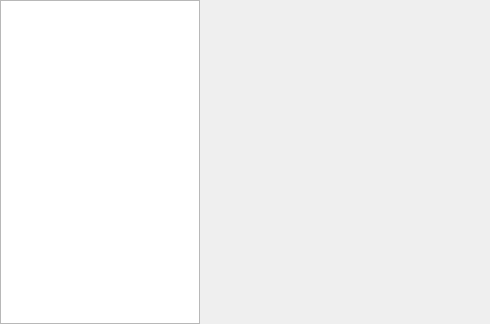
Before: the Qt Designer form libs/ui/forms/wdggenerators.ui in KDE/krita, drawn with Qt 5.
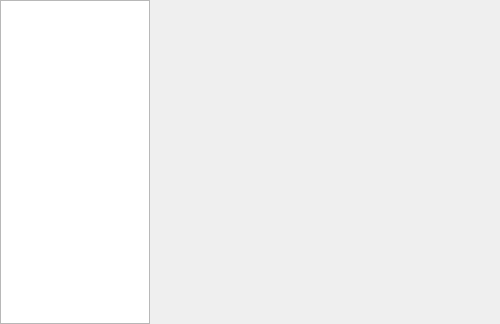
After: the same form once the commit is applied.

Patch:
```diff
--- a/libs/ui/forms/wdggenerators.ui
+++ b/libs/ui/forms/wdggenerators.ui
@@ -6,10 +6,22 @@
    <rect>
     <x>0</x>
     <y>0</y>
-    <width>490</width>
+    <width>500</width>
     <height>324</height>
    </rect>
   </property>
+  <property name="sizePolicy">
+   <sizepolicy hsizetype="MinimumExpanding" vsizetype="MinimumExpanding">
+    <horstretch>0</horstretch>
+    <verstretch>0</verstretch>
+   </sizepolicy>
+  </property>
+  <property name="minimumSize">
+   <size>
+    <width>500</width>
+    <height>0</height>
+   </size>
+  </property>
   <layout class="QHBoxLayout" name="horizontalLayout">
    <property name="leftMargin">
     <number>0</number>
@@ -26,20 +38,20 @@
    <item>
     <widget class="QListWidget" name="lstGenerators">
      <property name="sizePolicy">
-      <sizepolicy hsizetype="Preferred" vsizetype="Preferred">
+      <sizepolicy hsizetype="Fixed" vsizetype="Preferred">
        <horstretch>0</horstretch>
        <verstretch>0</verstretch>
       </sizepolicy>
      </property>
      <property name="minimumSize">
       <size>
-       <width>200</width>
+       <width>150</width>
        <height>0</height>
       </size>
      </property>
      <property name="maximumSize">
       <size>
-       <width>200</width>
+       <width>150</width>
        <height>16777215</height>
       </size>
      </property>
@@ -48,7 +60,7 @@
    <item>
     <widget class="QWidget" name="centralWidgetHolder">
      <property name="sizePolicy">
-      <sizepolicy hsizetype="Expanding" vsizetype="Expanding">
+      <sizepolicy hsizetype="MinimumExpanding" vsizetype="MinimumExpanding">
        <horstretch>6</horstretch>
        <verstretch>0</verstretch>
       </sizepolicy>
```
Left out of the diff: 2 changed lines with no effect on the pictures.
